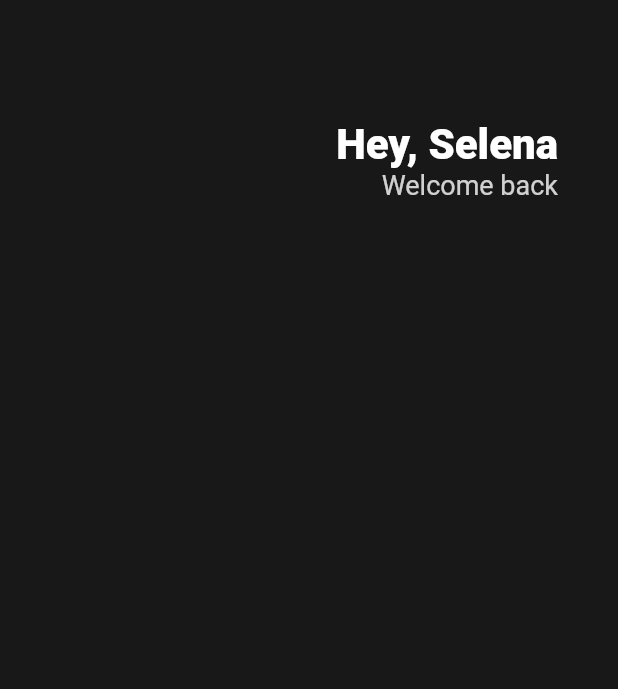
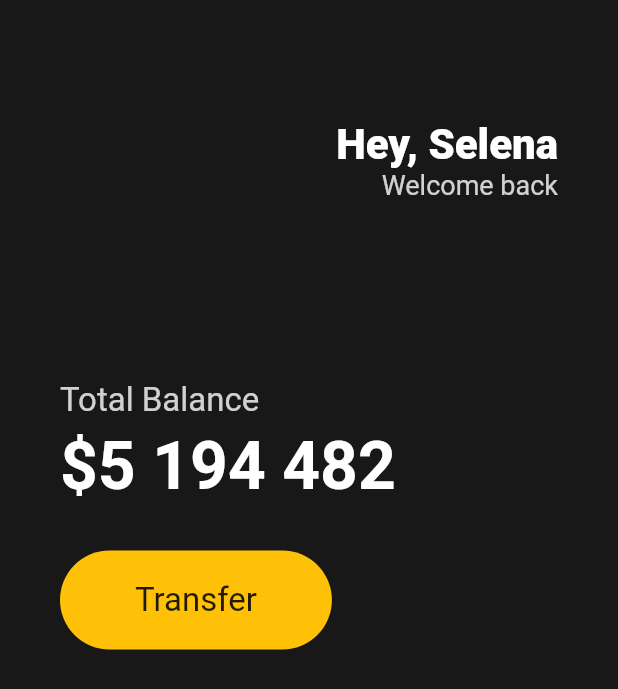
Before and after one commit to chane81/flutter-finnanicial, a Flutter app: the screen it shows after launch, on a phone screen of 412 x 824 dp. Shown: the top 689 px of the screen. Run offline on Flutter 3.47's test engine with Material 2 defaults, Android fonts, the phone set to English and light mode, and no system bars.

Commit message:
feat: button

```diff
--- a/lib/main.dart
+++ b/lib/main.dart
@@ -13,6 +13,7 @@
           body: Padding(
             padding: EdgeInsets.symmetric(horizontal: 40),
             child: Column(
+              crossAxisAlignment: CrossAxisAlignment.start,
               children: [
                 SizedBox(
                   height: 80,
@@ -41,6 +42,50 @@
                       ],
                     )
                   ],
+                ),
+                SizedBox(
+                  height: 120,
+                ),
+                Text(
+                  'Total Balance',
+                  style: TextStyle(
+                    fontSize: 22,
+                    color: Colors.white.withOpacity(0.8),
+                  ),
+                ),
+                SizedBox(
+                  height: 5,
+                ),
+                Text(
+                  '\$5 194 482',
+                  style: TextStyle(
+                    fontSize: 44,
+                    fontWeight: FontWeight.w600,
+                    color: Colors.white,
+                  ),
+                ),
+                SizedBox(
+                  height: 30,
+                ),
+                Row(
+                  children: [
+                    Container(
+                      decoration: BoxDecoration(
+                        color: Colors.amber,
+                        borderRadius: BorderRadius.circular(45),
+                      ),
+                      child: Padding(
+                        padding: EdgeInsets.symmetric(
+                          vertical: 20,
+                          horizontal: 50,
+                        ),
+                        child: Text(
+                          'Transfer',
+                          style: TextStyle(fontSize: 22),
+                        ),
+                      ),
+                    )
+                  ],
                 )
               ],
             ),
```
